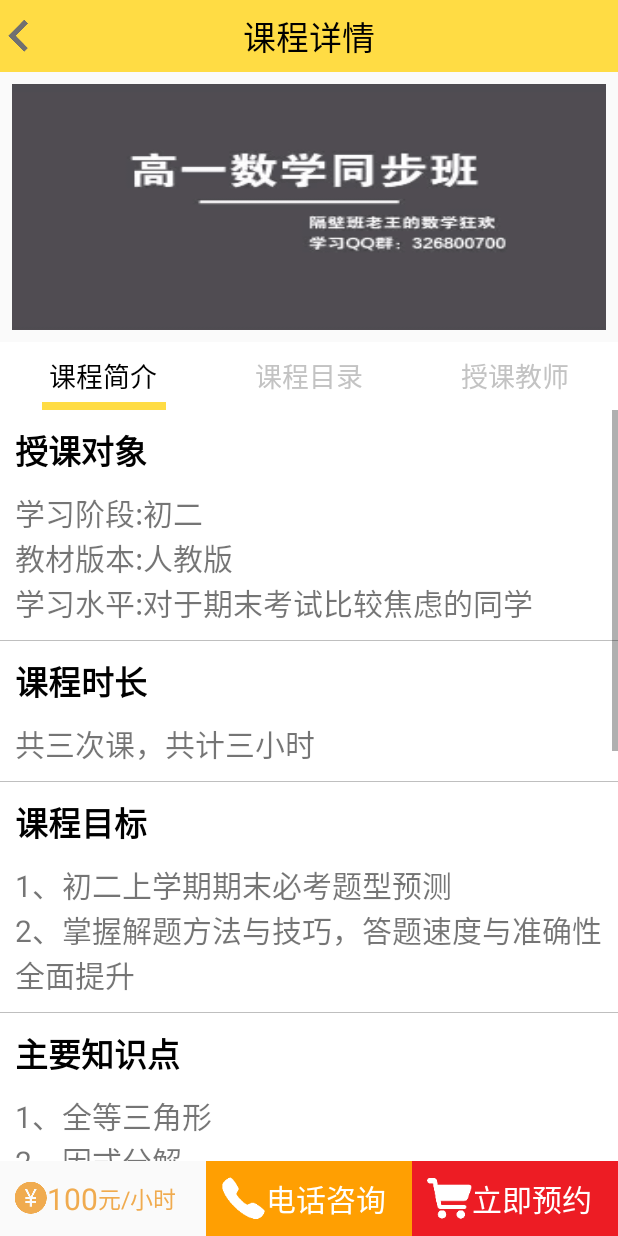
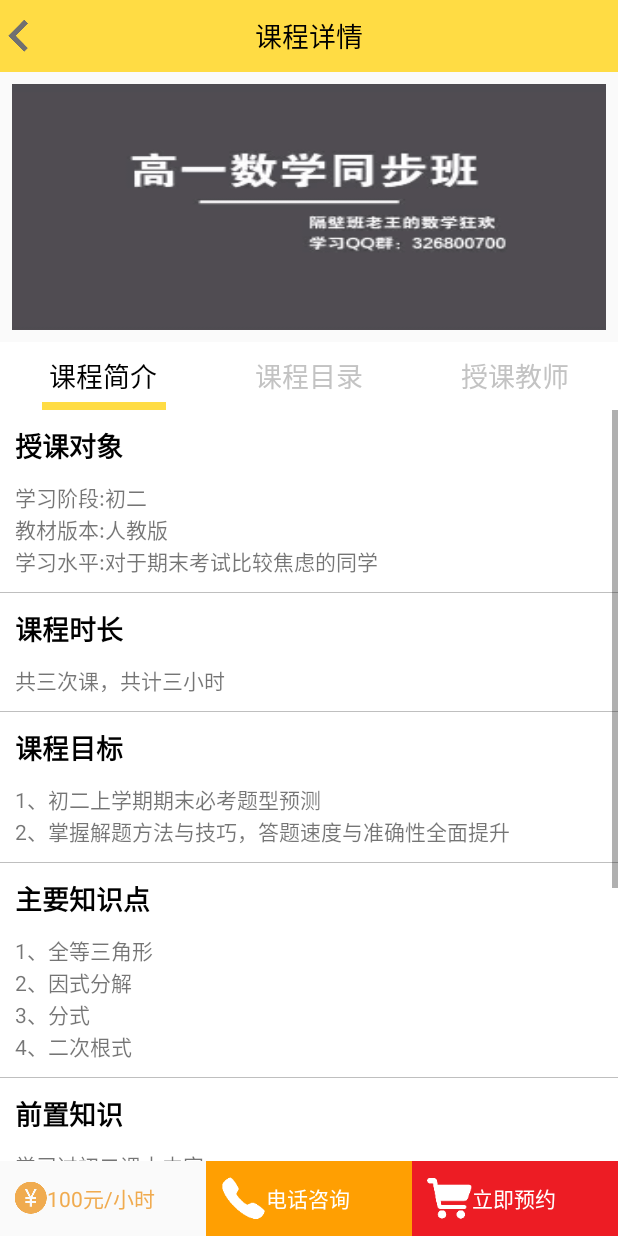
Before and after one commit to Chenxiao223/Cram_Baa, an Android app: the CourseDetailsActivity screen opened directly, with no data from a screen before it, on a phone screen of 412 x 824 dp. Run offline under Robolectric (Android 15) with nearby library versions, the phone set to English and light mode, and no system bars.

Commit message:
2017.1.15

```diff
--- a/app/src/main/java/com/example/cram_baa/ui/activity/BaseActivity.java
+++ b/app/src/main/java/com/example/cram_baa/ui/activity/BaseActivity.java
@@ -1,7 +1,10 @@
 package com.example.cram_baa.ui.activity;
 
+import android.content.Context;
 import android.os.Bundle;
 import android.support.v7.app.AppCompatActivity;
+import android.view.Window;
+import android.view.WindowManager;
 import android.widget.Toast;
 
 /**
@@ -14,11 +17,24 @@ public class BaseActivity extends AppCompatActivity {
     @Override
     protected void onCreate(Bundle savedInstanceState) {
         super.onCreate(savedInstanceState);
+
+        Window window = this.getWindow();
+        //设置透明状态栏,这样才能让 ContentView 向上
+        window.addFlags(WindowManager.LayoutParams.FLAG_TRANSLUCENT_STATUS);
+        //需要设置这个 flag 才能调用 setStatusBarColor 来设置状态栏颜色
+        window.addFlags(WindowManager.LayoutParams.FLAG_DRAWS_SYSTEM_BAR_BACKGROUNDS);
+        //设置状态栏颜色
+        //window.setStatusBarColor(Color.BLACK);
     }
 
     public void toast(String msg){
         Toast.makeText(this, msg, Toast.LENGTH_SHORT).show();
     }
 
+    //获取系统栏高度
+    public static double getStatusBarHeight(Context context){
+        double statusBarHeight = Math.ceil(25 * context.getResources().getDisplayMetrics().density);
+        return statusBarHeight;
+    }
 
 }
--- a/app/src/main/res/layout/activity_course_details.xml
+++ b/app/src/main/res/layout/activity_course_details.xml
@@ -3,6 +3,20 @@
     android:layout_width="match_parent"
     android:layout_height="match_parent"
     android:orientation="vertical">
+
+    <!--<LinearLayout-->
+        <!--android:layout_width="match_parent"-->
+        <!--android:layout_height="wrap_content"-->
+        <!--android:orientation="vertical"-->
+        <!--android:id="@+id/linearLayout55">-->
+
+        <!--<ImageView-->
+            <!--android:id="@+id/iv_system"-->
+            <!--android:layout_width="match_parent"-->
+            <!--android:layout_height="1dp"-->
+            <!--android:scaleType="fitXY"-->
+            <!--android:src="@color/titlebackgroup" />-->
+    <!--</LinearLayout>-->
 
     <include
         android:id="@+id/include"
@@ -57,14 +71,14 @@
                 android:gravity="center"
                 android:text="100"
                 android:textColor="#f0ab4f"
-                android:textSize="20sp" />
+                android:textSize="14sp" />
 
             <TextView
                 android:layout_width="wrap_content"
                 android:layout_height="wrap_content"
                 android:gravity="left|center_vertical"
                 android:text="元/小时"
-                android:textSize="15sp"
+                android:textSize="14sp"
                 android:textColor="#f0ab4f" />
         </LinearLayout>
         <LinearLayout
@@ -87,7 +101,7 @@
                 android:gravity="center"
                 android:text="电话咨询"
                 android:textColor="@color/white"
-                android:textSize="20sp" />
+                android:textSize="14sp" />
         </LinearLayout>
 
         <LinearLayout
@@ -110,7 +124,7 @@
                 android:gravity="center"
                 android:text="立即预约"
                 android:textColor="@color/white"
-                android:textSize="20sp" />
+                android:textSize="14sp" />
         </LinearLayout>
     </LinearLayout>
 
--- a/app/src/main/res/layout/activity_title.xml
+++ b/app/src/main/res/layout/activity_title.xml
@@ -24,7 +24,7 @@
             android:layout_height="wrap_content"
             android:background="@color/touming"
             android:text="A"
-            android:textSize="@dimen/activity_title_btn" />
+            android:textSize="@dimen/activity_text_size" />
     </LinearLayout>
 
     <TextView
@@ -35,7 +35,7 @@
         android:layout_centerVertical="true"
         android:text="B"
         android:textColor="@color/colorBlack"
-        android:textSize="@dimen/activity_title_tvtitle" />
+        android:textSize="@dimen/activity_title_btn" />
 
     <Button
         android:id="@+id/btn_right"
@@ -45,5 +45,5 @@
         android:layout_centerVertical="true"
         android:background="@color/touming"
         android:text="C"
-        android:textSize="@dimen/activity_title_btn" />
+        android:textSize="@dimen/activity_text_size" />
 </RelativeLayout>
--- a/app/src/main/res/layout/fragment_homepage.xml
+++ b/app/src/main/res/layout/fragment_homepage.xml
@@ -58,7 +58,7 @@
                         android:gravity="bottom"
                         android:text="上课签到"
                         android:textColor="@color/colorBlack"
-                        android:textSize="20dp" />
+                        android:textSize="18dp" />
 
                     <TextView
                         android:layout_width="match_parent"
@@ -104,7 +104,7 @@
                         android:gravity="bottom"
                         android:text="课程表"
                         android:textColor="@color/colorBlack"
-                        android:textSize="20dp" />
+                        android:textSize="18dp" />
 
                     <TextView
                         android:layout_width="match_parent"
--- a/app/src/main/res/layout/fragment_selection.xml
+++ b/app/src/main/res/layout/fragment_selection.xml
@@ -16,7 +16,7 @@
             android:layout_centerVertical="true"
             android:text="@string/homeActivity_selection"
             android:textColor="@color/colorBlack"
-            android:textSize="@dimen/activity_title_tvtitle" />
+            android:textSize="@dimen/activity_title_btn" />
     </RelativeLayout>
 
     <HorizontalScrollView
--- a/app/src/main/res/layout/item_view1.xml
+++ b/app/src/main/res/layout/item_view1.xml
@@ -26,7 +26,7 @@
                     android:layout_height="wrap_content"
                     android:text="授课对象"
                     android:textColor="@color/colorBlack"
-                    android:textSize="22sp"
+                    android:textSize="18sp"
                     android:textStyle="bold" />
 
                 <TextView
@@ -34,19 +34,19 @@
                     android:layout_height="wrap_content"
                     android:layout_marginTop="10dp"
                     android:text="学习阶段:初二"
-                    android:textSize="20sp" />
+                    android:textSize="14sp" />
 
                 <TextView
                     android:layout_width="wrap_content"
                     android:layout_height="wrap_content"
                     android:text="教材版本:人教版"
-                    android:textSize="20sp" />
+                    android:textSize="14sp" />
 
                 <TextView
                     android:layout_width="wrap_content"
                     android:layout_height="wrap_content"
                     android:text="学习水平:对于期末考试比较焦虑的同学"
-                    android:textSize="20sp" />
+                    android:textSize="14sp" />
             </LinearLayout>
 
             <LinearLayout
@@ -62,7 +62,7 @@
                     android:layout_height="wrap_content"
                     android:text="课程时长"
                     android:textColor="@color/colorBlack"
-                    android:textSize="22sp"
+                    android:textSize="18sp"
                     android:textStyle="bold" />
 
                 <TextView
@@ -70,7 +70,7 @@
                     android:layout_height="wrap_content"
                     android:layout_marginTop="10dp"
                     android:text="共三次课，共计三小时"
-                    android:textSize="20sp" />
+                    android:textSize="14sp" />
             </LinearLayout>
 
             <LinearLayout
@@ -86,7 +86,7 @@
                     android:layout_height="wrap_content"
                     android:text="课程目标"
                     android:textColor="@color/colorBlack"
-                    android:textSize="22sp"
+                    android:textSize="18sp"
                     android:textStyle="bold" />
 
                 <TextView
@@ -94,13 +94,13 @@
                     android:layout_height="wrap_content"
                     android:layout_marginTop="10dp"
                     android:text="1、初二上学期期末必考题型预测"
-                    android:textSize="20sp" />
+                    android:textSize="14sp" />
 
                 <TextView
                     android:layout_width="wrap_content"
                     android:layout_height="wrap_content"
                     android:text="2、掌握解题方法与技巧，答题速度与准确性全面提升"
-                    android:textSize="20sp" />
+                    android:textSize="14sp" />
             </LinearLayout>
 
             <LinearLayout
@@ -116,7 +116,7 @@
                     android:layout_height="wrap_content"
                     android:text="主要知识点"
                     android:textColor="@color/colorBlack"
-                    android:textSize="22sp"
+                    android:textSize="18sp"
                     android:textStyle="bold" />
 
                 <TextView
@@ -124,25 +124,25 @@
                     android:layout_height="wrap_content"
                     android:layout_marginTop="10dp"
                     android:text="1、全等三角形"
-                    android:textSize="20sp" />
+                    android:textSize="14sp" />
 
                 <TextView
                     android:layout_width="wrap_content"
                     android:layout_height="wrap_content"
                     android:text="2、因式分解"
-                    android:textSize="20sp" />
+                    android:textSize="14sp" />
 
                 <TextView
                     android:layout_width="wrap_content"
                     android:layout_height="wrap_content"
                     android:text="3、分式"
-                    android:textSize="20sp" />
+                    android:textSize="14sp" />
 
                 <TextView
                     android:layout_width="wrap_content"
                     android:layout_height="wrap_content"
                     android:text="4、二次根式"
-                    android:textSize="20sp" />
+                    android:textSize="14sp" />
             </LinearLayout>
 
             <LinearLayout
@@ -158,7 +158,7 @@
                     android:layout_height="wrap_content"
                     android:text="前置知识"
                     android:textColor="@color/colorBlack"
-                    android:textSize="22sp"
+                    android:textSize="18sp"
                     android:textStyle="bold" />
 
                 <TextView
@@ -166,7 +166,7 @@
                     android:layout_height="wrap_content"
                     android:layout_marginTop="10dp"
                     android:text="学习过初二课本内容"
-                    android:textSize="20sp" />
+                    android:textSize="14sp" />
             </LinearLayout>
 
             <LinearLayout
@@ -182,7 +182,7 @@
                     android:layout_height="wrap_content"
                     android:text="课程描述"
                     android:textColor="@color/colorBlack"
-                    android:textSize="22sp"
+                    android:textSize="18sp"
                     android:textStyle="bold" />
 
                 <TextView
@@ -190,19 +190,19 @@
                     android:layout_height="wrap_content"
                     android:layout_marginTop="10dp"
                     android:text="明明上课认真听了，看到期末考试题还是一脸懵逼，无从下手。"
-                    android:textSize="20sp" />
+                    android:textSize="14sp" />
 
                 <TextView
                     android:layout_width="wrap_content"
                     android:layout_height="wrap_content"
                     android:text="明明后面的大题会做，可是前面的题目耽误了大多时间，后面没时间写了。"
-                    android:textSize="20sp" />
+                    android:textSize="14sp" />
 
                 <TextView
                     android:layout_width="wrap_content"
                     android:layout_height="wrap_content"
                     android:text="明明算出了最终的结果，中间的步骤为啥得不了满分。"
-                    android:textSize="20sp" />
+                    android:textSize="14sp" />
             </LinearLayout>
 
             <LinearLayout
@@ -218,7 +218,7 @@
                     android:layout_height="wrap_content"
                     android:text="课程服务"
                     android:textColor="@color/colorBlack"
-                    android:textSize="22sp"
+                    android:textSize="18sp"
                     android:textStyle="bold" />
 
                 <TextView
@@ -226,13 +226,13 @@
                     android:layout_height="wrap_content"
                     android:layout_marginTop="10dp"
                     android:text="学习QQ群:123456789"
-                    android:textSize="20sp" />
+                    android:textSize="14sp" />
 
                 <TextView
                     android:layout_width="wrap_content"
                     android:layout_height="wrap_content"
                     android:text="欢迎同学们加入娜娜老师的专属学习群，让娜娜老师带大家一起进步，通关数学迷宫~~~"
-                    android:textSize="20sp" />
+                    android:textSize="14sp" />
             </LinearLayout>
 
         </LinearLayout>
--- a/app/src/main/res/layout/list_my_class_mate.xml
+++ b/app/src/main/res/layout/list_my_class_mate.xml
@@ -36,7 +36,7 @@
                     android:layout_width="wrap_content"
                     android:layout_height="wrap_content"
                     android:text="名字"
-                    android:textSize="25sp" />
+                    android:textSize="14sp" />
 
                 <ImageView
                     android:layout_width="wrap_content"
@@ -51,7 +51,7 @@
                 android:layout_weight="1"
                 android:gravity="center_vertical"
                 android:text="学校班级"
-                android:textSize="18sp" />
+                android:textSize="14sp" />
         </LinearLayout>
     </LinearLayout>
 
--- a/app/src/main/res/values/dimens.xml
+++ b/app/src/main/res/values/dimens.xml
@@ -12,4 +12,5 @@
     <dimen name="activity_title_padding">5dp</dimen>
     <dimen name="activity_title_tvtitle">22dp</dimen>
     <dimen name="activity_title_btn">18dp</dimen>
+    <dimen name="activity_text_size">14dp</dimen>
 </resources>
```
Also changed, not shown: app/build.gradle (+5 -4 lines), app/src/main/java/com/example/cram_baa/ui/activity/HomeActivity.java (+54 -0 lines), app/src/main/res/layout/activity_home.xml (+35 -21 lines), app/src/main/res/layout/activity_my_money.xml (+5 -5 lines), app/src/main/res/layout/activity_personal_data.xml (+17 -17 lines), app/src/main/res/layout/item_view2.xml (+6 -6 lines), app/src/main/res/layout/item_view3.xml (+6 -6 lines), app/src/main/res/layout/list_schedule_item.xml (+11 -11 lines), app/src/main/res/layout/list_selection_item.xml (+7 -7 lines), 1 other file.
